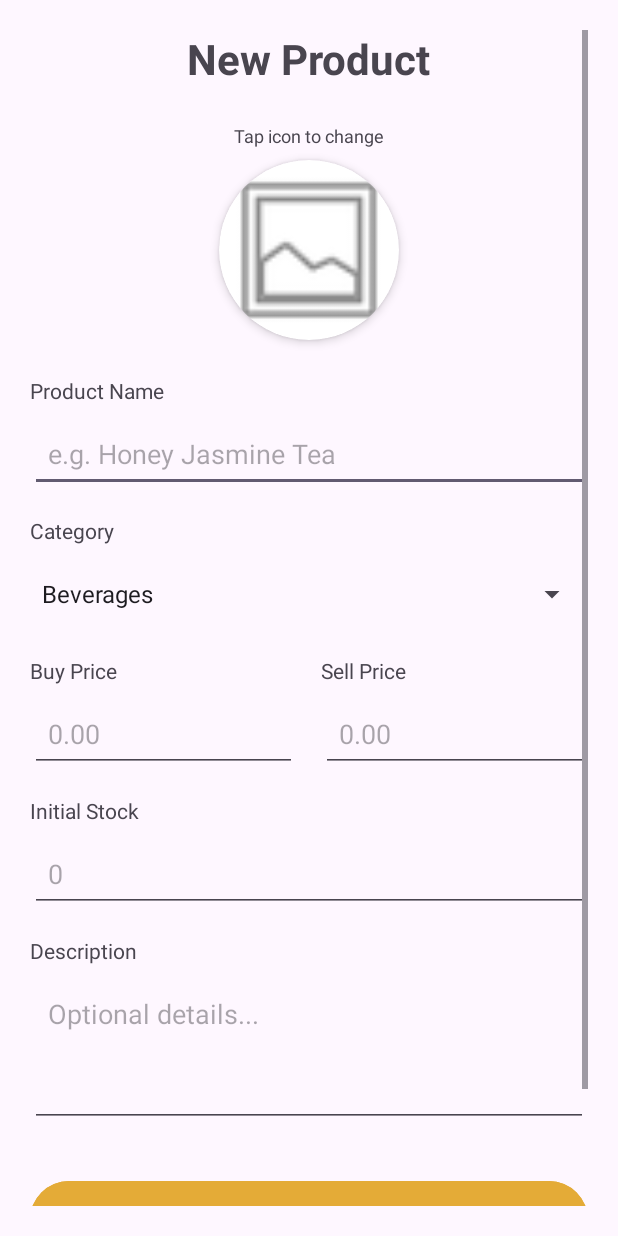
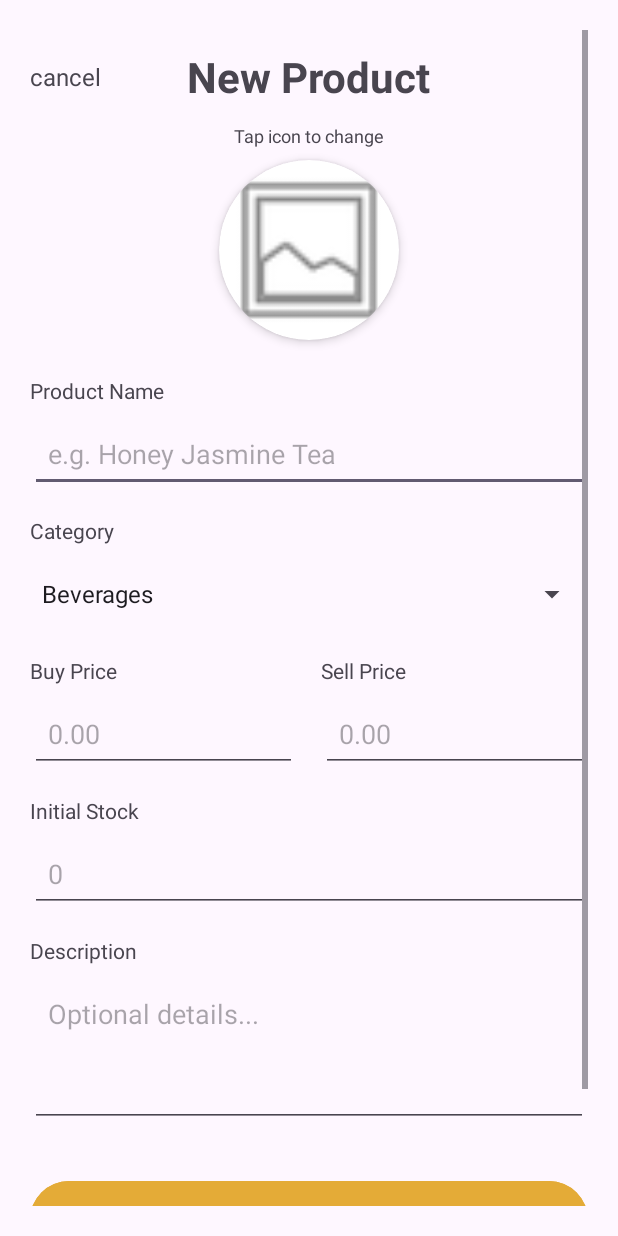
Before and after one commit to BL1Ssa/Beesness, an Android app: the AddProductActivity screen opened directly, with no data from a screen before it, on a phone screen of 412 x 824 dp. Run offline under Robolectric (Android 15) with nearby library versions, the phone set to English and light mode, and no system bars; our stand-ins replace Firebase (no records; nobody signed in at launch, a user with empty details on screens opened directly), Picasso.

Commit message:
- added cancel button on 4 activities - added onResume() logic on 5 activities to respond to bottombar changes - added dark mode support for TransactionDetail

```diff
--- a/app/src/main/java/com/example/beesness/views/AddProductActivity.java
+++ b/app/src/main/java/com/example/beesness/views/AddProductActivity.java
@@ -31,7 +31,7 @@ import java.util.List;
 
 public class AddProductActivity extends AppCompatActivity {
 
-    private TextView tvStock;
+    private TextView tvStock, tvCancel;
     private EditText etName, etBuyPrice, etSellPrice, etStock, etDesc;
     private Spinner spinnerCategory;
     private ImageView ivProductImage;
@@ -90,6 +90,8 @@ public class AddProductActivity extends AppCompatActivity {
     }
 
     private void initViews() {
+        tvCancel = findViewById(R.id.cancelButton);
+        tvCancel.setOnClickListener(v -> finish());
         etName = findViewById(R.id.etProductName);
         etBuyPrice = findViewById(R.id.etBuyPrice);
         etSellPrice = findViewById(R.id.etSellPrice);
--- a/app/src/main/java/com/example/beesness/views/CreateStoreActivity.java
+++ b/app/src/main/java/com/example/beesness/views/CreateStoreActivity.java
@@ -29,7 +29,7 @@ import java.util.List;
 public class CreateStoreActivity extends AppCompatActivity {
 
     private EditText etName, etAddress, etPhone;
-    private TextView tvTitle, tvDesc;
+    private TextView tvTitle, tvDesc, tvCancel;
     private Spinner spinnerCategory;
     private Button btnCreate, btnCancel;
     private ProgressBar progressBar;
@@ -89,6 +89,8 @@ public class CreateStoreActivity extends AppCompatActivity {
     }
 
     private void initializeUserInputComponents() {
+        tvCancel = findViewById(R.id.cancelButton);
+        tvCancel.setOnClickListener(v -> finish());
         tvTitle = findViewById(R.id.tvTitleCreateStore);
         tvDesc = findViewById(R.id.tvDescCreateStore);
         etName = findViewById(R.id.etStoreName);
@@ -97,7 +99,7 @@ public class CreateStoreActivity extends AppCompatActivity {
         spinnerCategory = findViewById(R.id.spinnerCategory);
         btnCreate = findViewById(R.id.btnCreateStore);
         progressBar = findViewById(R.id.progressBar);
-        btnCancel = findViewById(R.id.cancelButton);
+        btnCancel = findViewById(R.id.cancelBtn);
     }
 
     private void initCancelBtn() {
--- a/app/src/main/java/com/example/beesness/views/MainActivity.java
+++ b/app/src/main/java/com/example/beesness/views/MainActivity.java
@@ -84,6 +84,12 @@ public class MainActivity extends AppCompatActivity {
         initViews();
         loadUserStores();
         setupNavigation();
+    }
+
+    @Override
+    protected void onResume() {
+        setupNavigation();
+        super.onResume();
     }
 
     private void initViews() {
--- a/app/src/main/java/com/example/beesness/views/StockActivity.java
+++ b/app/src/main/java/com/example/beesness/views/StockActivity.java
@@ -78,10 +78,10 @@ public class StockActivity extends AppCompatActivity {
     @Override
     protected void onResume() {
         super.onResume();
-        // Refresh the list automatically when returning from "Add Product"
         if (currentStoreId != null) {
             loadProducts(currentStoreId);
         }
+        setupNavigation();
     }
 
     private void initViews() {
--- a/app/src/main/java/com/example/beesness/views/TransactionDetailActivity.java
+++ b/app/src/main/java/com/example/beesness/views/TransactionDetailActivity.java
@@ -15,10 +15,14 @@ import java.util.Locale;
 
 public class TransactionDetailActivity extends AppCompatActivity {
 
+    private TextView tvCancel;
+
     @Override
     protected void onCreate(Bundle savedInstanceState) {
         super.onCreate(savedInstanceState);
         setContentView(R.layout.activity_transaction_detail);
+        tvCancel = findViewById(R.id.cancelButton);
+        tvCancel.setOnClickListener(v -> {finish();});
 
         Transaction transaction = (Transaction) getIntent().getSerializableExtra("TRANSACTION_DATA");
 
--- a/app/src/main/java/com/example/beesness/views/TransactionHistoryActivity.java
+++ b/app/src/main/java/com/example/beesness/views/TransactionHistoryActivity.java
@@ -61,6 +61,12 @@ public class TransactionHistoryActivity extends AppCompatActivity {
         loadHistoryData();
     }
 
+    @Override
+    protected void onResume() {
+        setupNavigation();
+        super.onResume();
+    }
+
     private void initViews() {
         recyclerView = findViewById(R.id.rvHistory);
         progressBar = findViewById(R.id.progressBar);
--- a/app/src/main/res/layout/activity_add_product.xml
+++ b/app/src/main/res/layout/activity_add_product.xml
@@ -10,14 +10,26 @@
         android:gravity="center_horizontal"
         android:orientation="vertical">
 
+        <RelativeLayout
+            android:layout_width="match_parent"
+            android:layout_height="wrap_content">
             <TextView
                 android:layout_width="wrap_content"
                 android:layout_height="wrap_content"
+                android:text="cancel"
+                android:id="@+id/cancelButton"
+                android:layout_centerVertical="true"
+                android:textSize="16sp"/>
+            <TextView
+                android:layout_width="wrap_content"
+                android:layout_height="wrap_content"
+                android:layout_centerInParent="true"
                 android:text="New Product"
                 android:id="@+id/tvTitle"
                 android:textSize="28sp"
                 android:textStyle="bold"
                 android:layout_marginBottom="24dp"/>
+        </RelativeLayout>
 
         <TextView
             android:layout_width="wrap_content"
```
Also changed, not shown: app/src/main/java/com/example/beesness/views/POS/POSActivity.java (+6 -4 lines), app/src/main/java/com/example/beesness/views/ProcurementActivity.java (+7 -1 lines), app/src/main/java/com/example/beesness/views/ProfileActivity.java (+5 -3 lines), app/src/main/res/layout/activity_create_store.xml (+20 -8 lines), app/src/main/res/layout/activity_pos.xml (+21 -2 lines), app/src/main/res/layout/activity_transaction_detail.xml (+14 -16 lines). Lines whose indentation alone changed are shown as unchanged.
